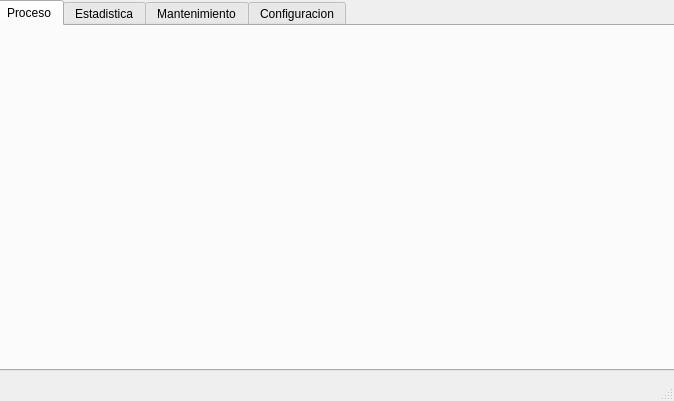
Qt form GUI/GUI/mainwindow.ui (LauraMont/TPO-CarWash) before a commit.
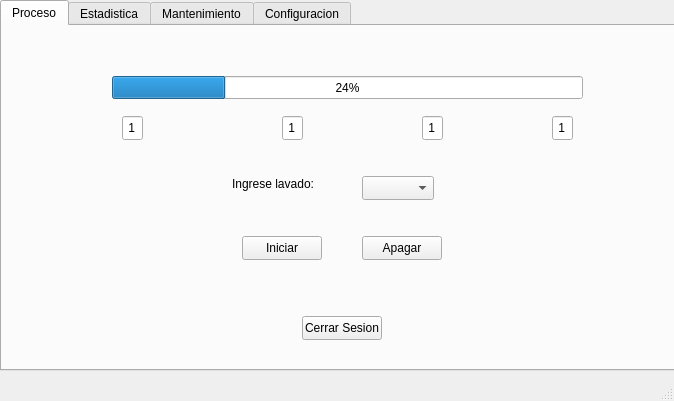
The same form after that commit. The open tabs and pages were chosen to show the change.

Commit message: Se agregaron los widgets para el tab

```diff
--- a/GUI/GUI/mainwindow.ui
+++ b/GUI/GUI/mainwindow.ui
@@ -17,7 +17,7 @@
    <widget class="QTabWidget" name="tabWidget">
     <property name="geometry">
      <rect>
-      <x>-5</x>
+      <x>0</x>
       <y>0</y>
       <width>681</width>
       <height>371</height>
@@ -30,6 +30,133 @@
      <attribute name="title">
       <string>Proceso</string>
      </attribute>
+     <widget class="QPushButton" name="pushButton">
+      <property name="geometry">
+       <rect>
+        <x>240</x>
+        <y>210</y>
+        <width>80</width>
+        <height>24</height>
+       </rect>
+      </property>
+      <property name="text">
+       <string>Iniciar</string>
+      </property>
+     </widget>
+     <widget class="QPushButton" name="pushButton_2">
+      <property name="geometry">
+       <rect>
+        <x>360</x>
+        <y>210</y>
+        <width>80</width>
+        <height>24</height>
+       </rect>
+      </property>
+      <property name="text">
+       <string>Apagar</string>
+      </property>
+     </widget>
+     <widget class="QPushButton" name="pushButton_3">
+      <property name="geometry">
+       <rect>
+        <x>300</x>
+        <y>290</y>
+        <width>80</width>
+        <height>24</height>
+       </rect>
+      </property>
+      <property name="text">
+       <string>Cerrar Sesion</string>
+      </property>
+     </widget>
+     <widget class="QComboBox" name="comboBox">
+      <property name="geometry">
+       <rect>
+        <x>360</x>
+        <y>150</y>
+        <width>72</width>
+        <height>24</height>
+       </rect>
+      </property>
+     </widget>
+     <widget class="QLabel" name="label">
+      <property name="geometry">
+       <rect>
+        <x>230</x>
+        <y>150</y>
+        <width>91</width>
+        <height>16</height>
+       </rect>
+      </property>
+      <property name="text">
+       <string>Ingrese lavado:</string>
+      </property>
+     </widget>
+     <widget class="QProgressBar" name="progressBar">
+      <property name="geometry">
+       <rect>
+        <x>110</x>
+        <y>50</y>
+        <width>471</width>
+        <height>23</height>
+       </rect>
+      </property>
+      <property name="value">
+       <number>24</number>
+      </property>
+     </widget>
+     <widget class="QLineEdit" name="lineEdit">
+      <property name="geometry">
+       <rect>
+        <x>120</x>
+        <y>90</y>
+        <width>21</width>
+        <height>24</height>
+       </rect>
+      </property>
+      <property name="text">
+       <string> 1</string>
+      </property>
+     </widget>
+     <widget class="QLineEdit" name="lineEdit_2">
+      <property name="geometry">
+       <rect>
+        <x>280</x>
+        <y>90</y>
+        <width>21</width>
+        <height>24</height>
+       </rect>
+      </property>
+      <property name="text">
+       <string> 1</string>
+      </property>
+     </widget>
+     <widget class="QLineEdit" name="lineEdit_3">
+      <property name="geometry">
+       <rect>
+        <x>420</x>
+        <y>90</y>
+        <width>21</width>
+        <height>24</height>
+       </rect>
+      </property>
+      <property name="text">
+       <string> 1</string>
+      </property>
+     </widget>
+     <widget class="QLineEdit" name="lineEdit_4">
+      <property name="geometry">
+       <rect>
+        <x>550</x>
+        <y>90</y>
+        <width>21</width>
+        <height>24</height>
+       </rect>
+      </property>
+      <property name="text">
+       <string> 1</string>
+      </property>
+     </widget>
     </widget>
     <widget class="QWidget" name="Estadistica">
      <attribute name="title">
```
Left out of the diff: 2 changed lines with no effect on the pictures. The commit also changes 3 other files.
